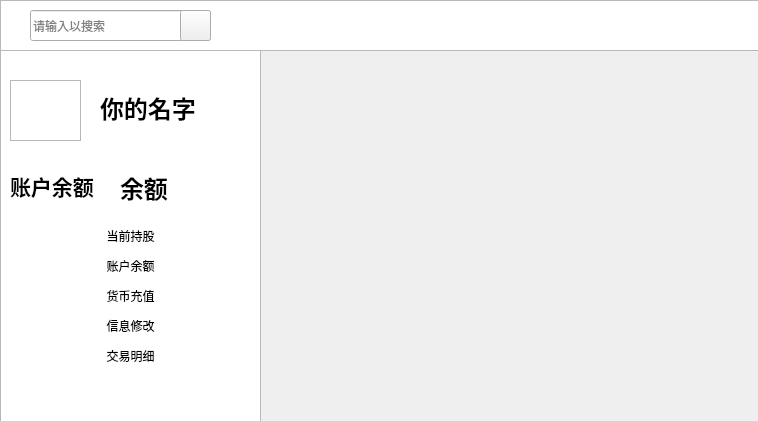
Before: the Qt Designer form qt_stock_trade_platform/mystock.ui in yys-y/Virtual-stock-trading-platform, drawn with Qt 5.
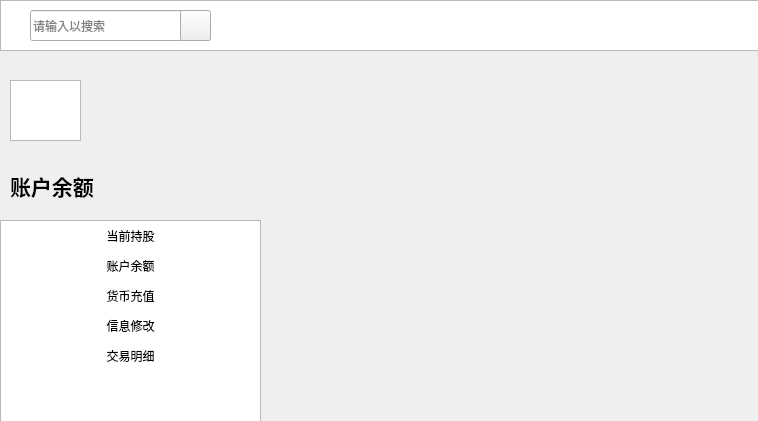
After: the same form once the commit is applied. Icons and pictures are not drawn.

Commit message: 修复mystock界面余额和用户名不显示bug

```diff
--- a/qt_stock_trade_platform/mystock.ui
+++ b/qt_stock_trade_platform/mystock.ui
@@ -42,9 +42,9 @@
    <property name="geometry">
     <rect>
      <x>0</x>
-     <y>50</y>
+     <y>220</y>
      <width>261</width>
-     <height>381</height>
+     <height>211</height>
     </rect>
    </property>
    <property name="styleSheet">
@@ -174,7 +174,7 @@
     <string notr="true">background-image: url(:/images/v2-4bed12d53f95797b389478104565a5fe_r.jpg);</string>
    </property>
    <property name="text">
-    <string>&lt;html&gt;&lt;head/&gt;&lt;body&gt;&lt;p&gt;&lt;span style=&quot; font-size:18pt; font-weight:700;&quot;&gt;你的名字&lt;/span&gt;&lt;/p&gt;&lt;/body&gt;&lt;/html&gt;</string>
+    <string>&lt;html&gt;&lt;head/&gt;&lt;body&gt;&lt;p&gt;&lt;br/&gt;&lt;/p&gt;&lt;/body&gt;&lt;/html&gt;</string>
    </property>
   </widget>
   <widget class="QLineEdit" name="lineEdit">
@@ -238,7 +238,7 @@
     <string notr="true">background-image: url(:/images/v2-4bed12d53f95797b389478104565a5fe_r.jpg);</string>
    </property>
    <property name="text">
-    <string>&lt;html&gt;&lt;head/&gt;&lt;body&gt;&lt;p&gt;&lt;span style=&quot; font-size:18pt; font-weight:700;&quot;&gt;余额&lt;/span&gt;&lt;/p&gt;&lt;/body&gt;&lt;/html&gt;</string>
+    <string>&lt;html&gt;&lt;head/&gt;&lt;body&gt;&lt;p&gt;&lt;br/&gt;&lt;/p&gt;&lt;/body&gt;&lt;/html&gt;</string>
    </property>
   </widget>
  </widget>
```
Left out of the diff: 8 changed lines with no effect on the pictures. The commit also changes 14 other files.
